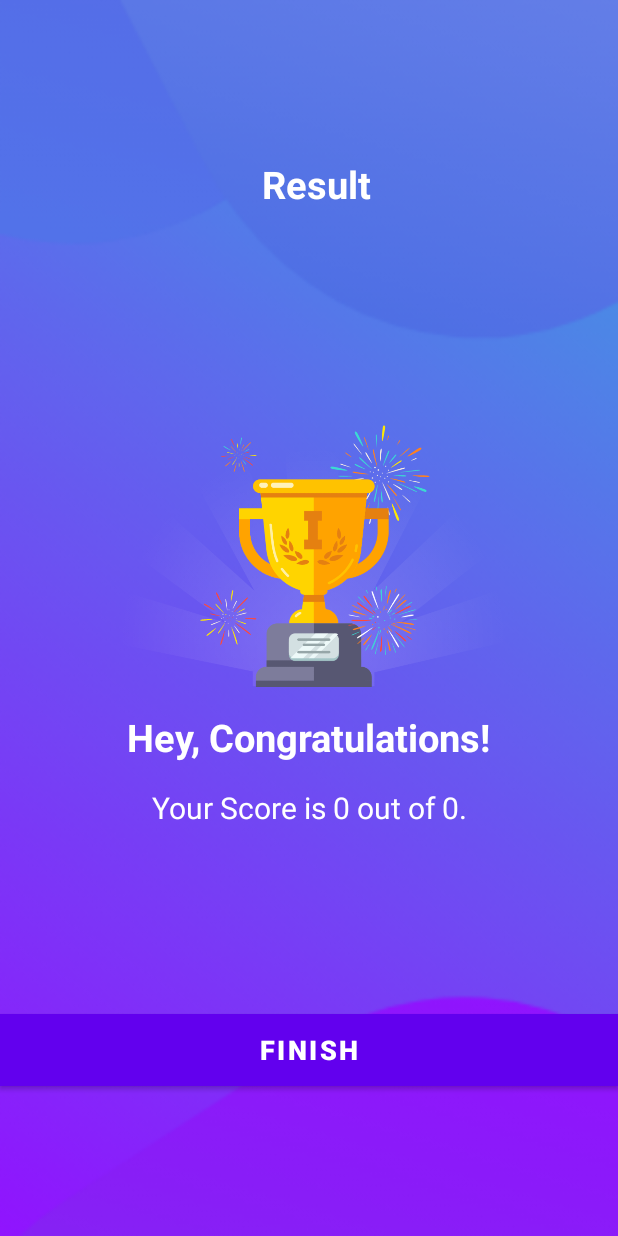
After one commit to MostafaMohamed2002/Quiz-App, an Android app: the ResultActivity screen opened directly, with no data from a screen before it, on a phone screen of 412 x 824 dp. The commit adds this screen. Run offline under Robolectric (Android 15) with nearby library versions, the phone set to English and light mode, and no system bars; our stand-ins replace data binding; Roboto replaces fonts that are not available here.

Commit message:
final setup before release

```diff
--- a/app/build.gradle
+++ b/app/build.gradle
@@ -13,7 +13,7 @@ android {
         minSdk 26
         targetSdk 33
         versionCode 1
-        versionName "1.0"
+        versionName "0.1"
 
         testInstrumentationRunner "androidx.test.runner.AndroidJUnitRunner"
     }
@@ -31,6 +31,9 @@ android {
     kotlinOptions {
         jvmTarget = '1.8'
     }
+    buildFeatures{
+        dataBinding true
+    }
 }
 
 dependencies {
--- a/app/src/main/AndroidManifest.xml
+++ b/app/src/main/AndroidManifest.xml
@@ -13,12 +13,16 @@
         android:theme="@style/Theme.QuizApp"
         tools:targetApi="31">
         <activity
-            android:name=".QuizQuestionActivity"
+            android:name=".QuizQuestionsActivity"
             android:exported="false">
             <meta-data
                 android:name="android.app.lib_name"
                 android:value="" />
         </activity>
+        <activity
+        android:name=".ResultActivity"
+        android:screenOrientation="portrait"
+        android:exported="true" />
         <activity
 
             android:name=".MainActivity"
--- a/app/src/main/java/com/mostafadev/quiz_app/Question.kt
+++ b/app/src/main/java/com/mostafadev/quiz_app/Question.kt
@@ -19,7 +19,7 @@ fun getQuestions(): ArrayList<Question> {
         " 4 سنوات ",
         "5 سنوات",
         "6 سنوات",
-        3
+        4
     )
 
     val q2 = Question(
--- /dev/null
+++ b/app/src/main/java/com/mostafadev/quiz_app/ResultActivity.kt
@@ -0,0 +1,35 @@
+package com.mostafadev.quiz_app
+import android.content.Intent
+import androidx.appcompat.app.AppCompatActivity
+import android.os.Bundle
+import android.widget.Button
+import android.widget.TextView
+import androidx.core.view.WindowInsetsCompat
+import androidx.core.view.WindowInsetsControllerCompat
+
+class ResultActivity : AppCompatActivity() {
+    override fun onCreate(savedInstanceState: Bundle?) {
+        super.onCreate(savedInstanceState)
+        setContentView(R.layout.activity_result)
+
+        //Todo: connect to each view in the layout through its id
+        val tvName: TextView = findViewById(R.id.tv_name)
+        val tvScore:TextView = findViewById(R.id.tv_score)
+        val btnFinish:Button = findViewById(R.id.btn_finish)
+
+        val userName = intent.getStringExtra(Constants.USER_NAME)
+        tvName.text = userName
+
+        val totalQuestions = intent.getIntExtra(Constants.TOTAL_QUESTIONS, 0)
+        val correctAnswers = intent.getIntExtra(Constants.CORRECT_ANSWERS, 0)
+
+        tvScore.text = "Your Score is $correctAnswers out of $totalQuestions."
+
+        btnFinish.setOnClickListener {
+            //
+            startActivity(Intent(this@ResultActivity, MainActivity::class.java))
+        }
+    }
+
+
+}
--- a/app/src/main/res/layout/activity_quiz_question.xml
+++ b/app/src/main/res/layout/activity_quiz_question.xml
@@ -34,7 +34,7 @@
                 android:layout_marginEnd="16dp"
                 android:indeterminate="false"
                 android:max="10"
-                android:min="1"
+                android:min="0"
                 android:progress="5"
                 app:indicatorSize="125dp"
                 app:layout_constraintEnd_toEndOf="parent"
@@ -154,6 +154,7 @@
                 android:layout_width="wrap_content"
                 android:layout_height="wrap_content"
                 android:layout_marginTop="24dp"
+                android:onClick="onClick"
                 android:text="Submit"
                 app:layout_constraintEnd_toEndOf="@+id/option_four"
                 app:layout_constraintStart_toStartOf="@+id/option_four"
--- /dev/null
+++ b/app/src/main/res/layout/activity_result.xml
@@ -0,0 +1,99 @@
+<?xml version="1.0" encoding="utf-8"?>
+<layout xmlns:android="http://schemas.android.com/apk/res/android"
+    xmlns:app="http://schemas.android.com/apk/res-auto"
+    xmlns:tools="http://schemas.android.com/tools">
+
+    <data>
+<variable
+    name="name"
+    type="com.mostafadev.quiz_app.Constants" />
+    </data>
+
+    <androidx.constraintlayout.widget.ConstraintLayout
+        android:layout_width="match_parent"
+        android:layout_height="match_parent"
+        android:background="@drawable/bg"
+        tools:context=".ResultActivity">
+
+        <TextView
+            android:id="@+id/tv_result"
+            android:layout_width="wrap_content"
+            android:layout_height="wrap_content"
+
+            android:layout_marginBottom="32dp"
+            android:text="Result"
+            android:textColor="@android:color/white"
+            android:textSize="25sp"
+            android:textStyle="bold"
+            app:layout_constraintBottom_toTopOf="@+id/iv_trophy"
+            app:layout_constraintEnd_toEndOf="parent"
+            app:layout_constraintStart_toStartOf="@+id/iv_trophy" />
+
+        <ImageView
+            android:id="@+id/iv_trophy"
+            android:layout_width="393dp"
+
+            android:layout_height="286dp"
+            android:layout_marginTop="172dp"
+            android:contentDescription="image"
+            android:src="@drawable/ic_trophy"
+            app:layout_constraintEnd_toEndOf="parent"
+            app:layout_constraintStart_toStartOf="parent"
+            app:layout_constraintTop_toTopOf="parent" />
+
+        <TextView
+            android:id="@+id/tv_congratulations"
+            android:layout_width="wrap_content"
+            android:layout_height="wrap_content"
+            android:layout_marginTop="16dp"
+            android:text="Hey, Congratulations!"
+            android:textColor="@android:color/white"
+
+            android:textSize="25sp"
+            android:textStyle="bold"
+            app:layout_constraintEnd_toEndOf="@+id/iv_trophy"
+            app:layout_constraintStart_toStartOf="@+id/iv_trophy"
+            app:layout_constraintTop_toBottomOf="@+id/iv_trophy" />
+
+        <TextView
+            android:id="@+id/tv_name"
+            android:layout_width="wrap_content"
+            android:layout_height="wrap_content"
+            android:layout_marginTop="52dp"
+            android:text="TextView"
+            android:textAlignment="center"
+            android:textColor="@color/white"
+            android:textSize="16sp"
+            android:textStyle="bold"
+            app:layout_constraintEnd_toEndOf="@+id/tv_score"
+            app:layout_constraintStart_toStartOf="@+id/tv_score"
+            app:layout_constraintTop_toBottomOf="@+id/tv_score" />
+
+        <TextView
+            android:id="@+id/tv_score"
+            android:layout_width="wrap_content"
+            android:layout_height="wrap_content"
+
+            android:layout_marginTop="16dp"
+            android:textColor="@android:color/white"
+            android:textSize="20sp"
+            app:layout_constraintEnd_toEndOf="@+id/tv_congratulations"
+            app:layout_constraintStart_toStartOf="@+id/tv_congratulations"
+            app:layout_constraintTop_toBottomOf="@+id/tv_congratulations" />
+
+        <Button
+            android:id="@+id/btn_finish"
+            android:layout_width="match_parent"
+            android:layout_height="wrap_content"
+
+            android:layout_marginTop="124dp"
+            android:background="@android:color/white"
+            android:text="FINISH"
+            android:textColor="@color/white"
+            android:textSize="18sp"
+            android:textStyle="bold"
+            app:layout_constraintTop_toBottomOf="@+id/tv_score"
+            tools:ignore="TextContrastCheck"
+            tools:layout_editor_absoluteX="27dp" />
+    </androidx.constraintlayout.widget.ConstraintLayout>
+</layout>
```
Also changed, not shown: app/src/main/java/com/mostafadev/quiz_app/Constants.kt (added, +7 -0 lines), app/src/main/java/com/mostafadev/quiz_app/MainActivity.kt (+6 -5 lines), app/src/main/java/com/mostafadev/quiz_app/QuizQuestionActivity.kt (+186 -60 lines), app/src/main/res/drawable/correct_option_border_bg.xml (added, +12 -0 lines), app/src/main/res/drawable/wrong_option_border_bg.xml (added, +12 -0 lines).
